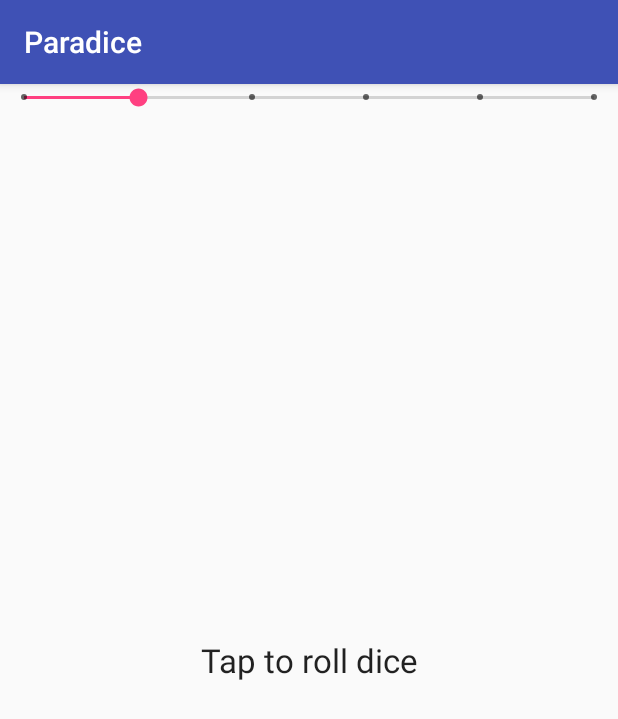
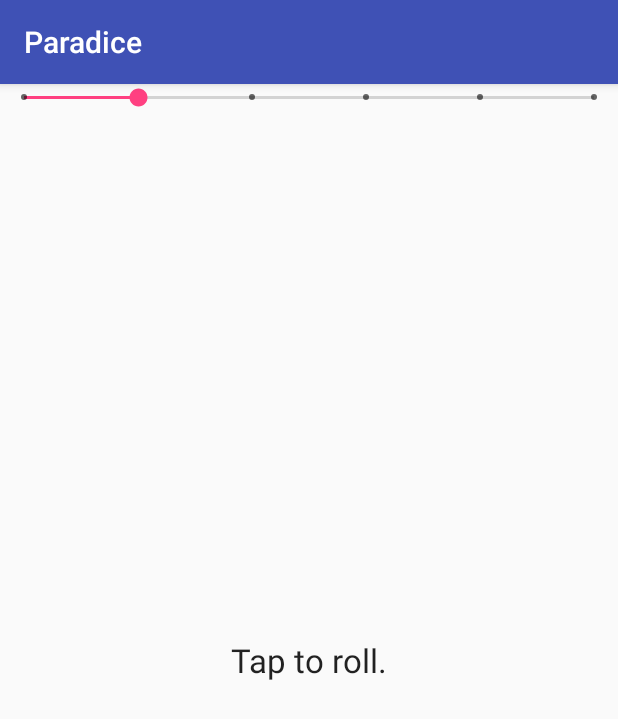
Before and after one commit to suprabhatgurrala/paradice, an Android app: the screen it shows after launch (DiceActivity), on a phone screen of 412 x 824 dp. Shown: the top 719 px of the screen. Run offline under Robolectric (Android 15) with nearby library versions, the phone set to English and light mode, and no system bars.

Commit message:
Added string for tap instructions

```diff
--- a/app/src/main/res/values/strings.xml
+++ b/app/src/main/res/values/strings.xml
@@ -1,4 +1,4 @@
 <resources>
     <string name="app_name">Paradice</string>
-    <string name="tap_instructions">Tap to roll dice</string>
+    <string name="tap_instructions">Tap to roll.</string>
 </resources>
```
